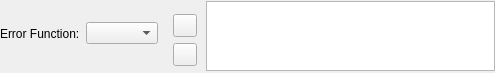
This is code/interface/vicomposedwidgets/forms/vicorrectionwidget/vineuralwidgets/vineuralerrorfunctionwidget.ui in visore/Visore as Qt 5 draws it before an edit. The edited form follows.
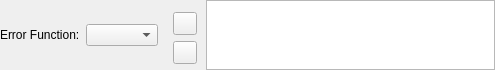
This is the edited form. Custom widgets are drawn as their Qt base class.

The edit to the form file:
```diff
--- a/code/interface/vicomposedwidgets/forms/vicorrectionwidget/vineuralwidgets/vineuralerrorfunctionwidget.ui
+++ b/code/interface/vicomposedwidgets/forms/vicorrectionwidget/vineuralwidgets/vineuralerrorfunctionwidget.ui
@@ -7,7 +7,7 @@
     <x>0</x>
     <y>0</y>
     <width>495</width>
-    <height>73</height>
+    <height>70</height>
    </rect>
   </property>
   <property name="sizePolicy">
@@ -31,7 +31,7 @@
   <property name="windowTitle">
    <string>Form</string>
   </property>
-  <layout class="QGridLayout" name="gridLayout">
+  <layout class="QFormLayout" name="formLayout">
    <property name="leftMargin">
     <number>0</number>
    </property>
@@ -70,9 +70,24 @@
     </widget>
    </item>
    <item row="0" column="1">
+    <widget class="QWidget" name="widget_2" native="true">
+     <layout class="QGridLayout" name="gridLayout_3">
+      <property name="leftMargin">
+       <number>0</number>
+      </property>
+      <property name="topMargin">
+       <number>0</number>
+      </property>
+      <property name="rightMargin">
+       <number>0</number>
+      </property>
+      <property name="bottomMargin">
+       <number>0</number>
+      </property>
+      <item row="0" column="1">
     <widget class="QComboBox" name="comboBox"/>
    </item>
-   <item row="0" column="3" rowspan="2">
+      <item row="0" column="2">
     <widget class="QWidget" name="widget" native="true">
      <layout class="QGridLayout" name="gridLayout_2">
       <property name="topMargin">
@@ -131,6 +146,9 @@
          </size>
         </property>
        </spacer>
+         </item>
+        </layout>
+       </widget>
       </item>
      </layout>
     </widget>
```
Lines whose indentation alone changed are shown as unchanged.
